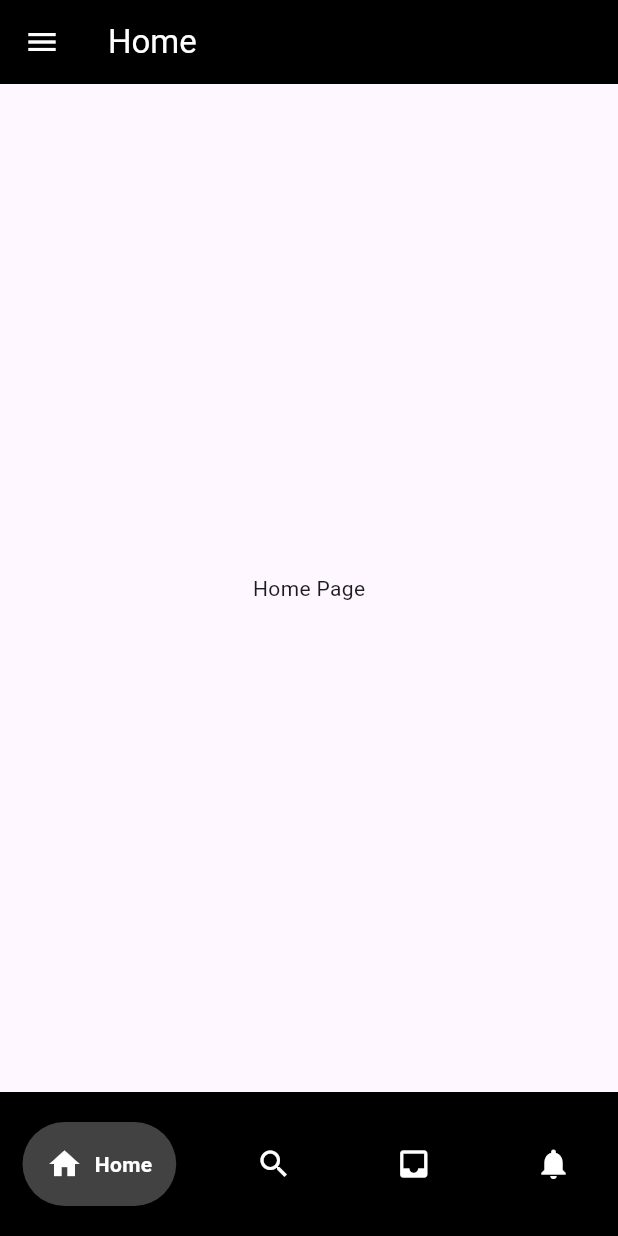
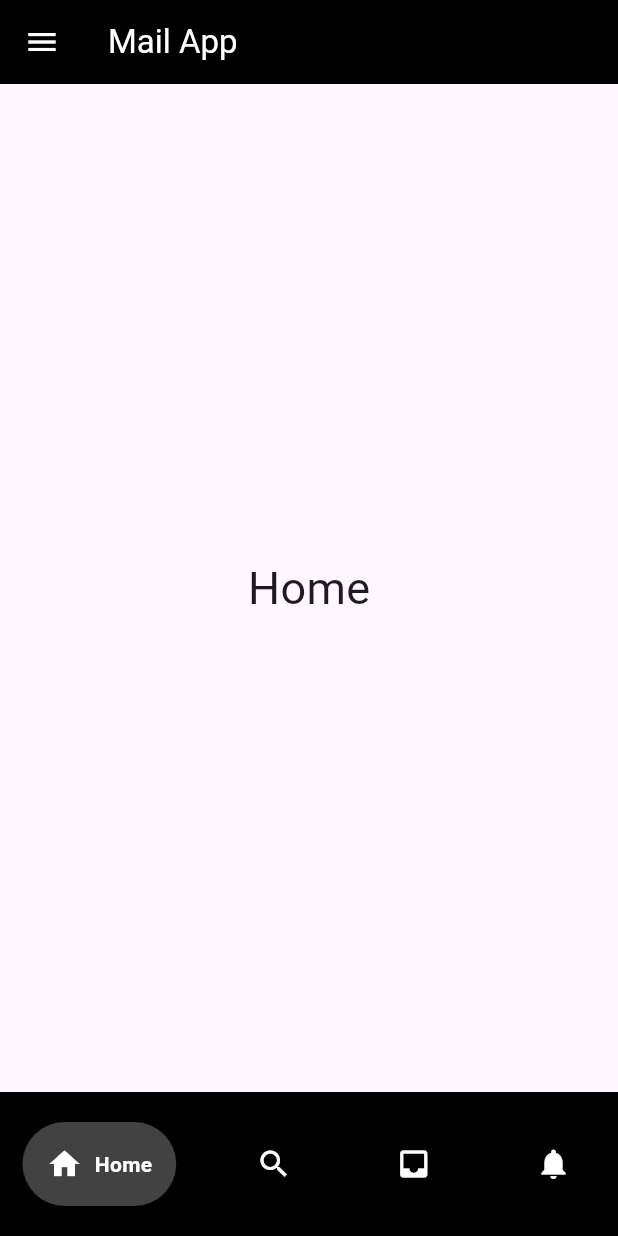
Before and after one commit to Raphaela664/24073_MAHORO_RAPHAELA_MOBILE_NAVIGATION_ASSIGNMENT, a Flutter app: the screen it shows after launch, on a phone screen of 412 x 824 dp. Run offline on Flutter 3.47's test engine with Material 3 defaults, Android fonts, the light colour scheme and no system bars; drawn by our look-alikes of google_nav_bar.

```diff
--- a/lib/Homepage.dart
+++ b/lib/Homepage.dart
@@ -29,7 +29,7 @@ class _HomepageState extends State<Homepage> {
       key: _scaffoldKey,
       appBar: AppBar(
         title: Text(
-          'Home',
+          'Mail App',
           style: TextStyle(color: Colors.white),
         ),
         backgroundColor: Colors.black,
@@ -163,7 +163,7 @@ class HomePageWidget extends StatelessWidget {
   @override
   Widget build(BuildContext context) {
     return Center(
-      child: Text('Home Page'),
+      child: Text('Home', style: TextStyle(fontSize: 30)),
     );
   }
 }
--- a/lib/Inbox.dart
+++ b/lib/Inbox.dart
@@ -4,7 +4,7 @@ class InboxPageWidget extends StatelessWidget {
   @override
   Widget build(BuildContext context) {
     return Center(
-      child: Text('Inbox Page'),
+      child: Text('Inbox Page',style: TextStyle(fontSize: 30),),
     );
   }
 }
--- a/lib/Notifications.dart
+++ b/lib/Notifications.dart
@@ -4,7 +4,7 @@ class NotificationsPageWidget extends StatelessWidget {
   @override
   Widget build(BuildContext context) {
     return Center(
-      child: Text('Notifications Page'),
+      child: Text('Notifications Page', style: TextStyle(fontSize: 30),),
     );
   }
 }
--- a/lib/Search.dart
+++ b/lib/Search.dart
@@ -4,7 +4,7 @@ class SearchPageWidget extends StatelessWidget {
   @override
   Widget build(BuildContext context) {
     return Center(
-      child: Text('Search Page',),
+      child: Text('Search Page',style: TextStyle(fontSize: 30),),
     );
   }
 }
```
Also changed, not shown: lib/HamburgerMenu.dart (deleted, +0 -49 lines).
